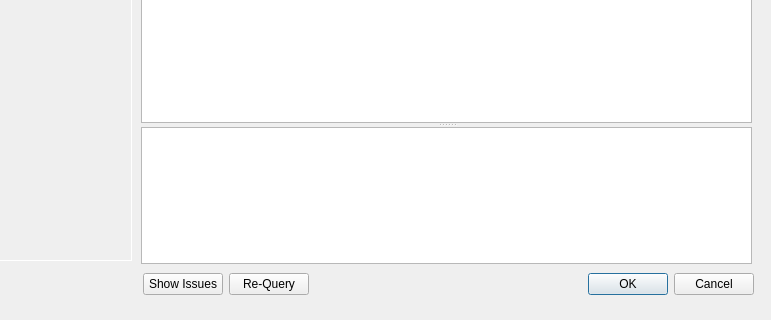
The window that volumeselectionwindow.ui (comictagger/comictagger) describes before a commit, drawn with Qt 5; both pictures show x 129 to 900 and y 160 to 480 of the 900 by 480 pixel window.
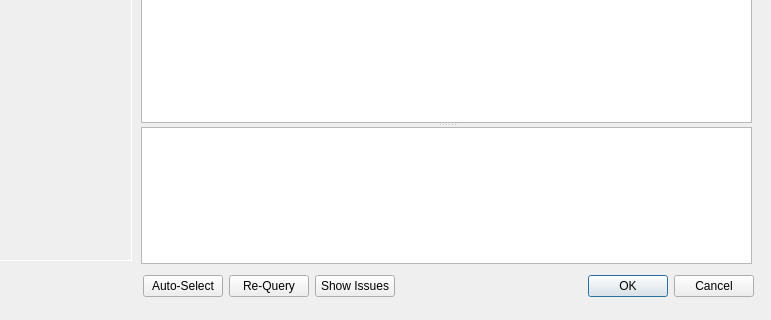
The same window after the commit.

Commit message: Added use of IssueIdentifier in the GUI

```diff
--- a/volumeselectionwindow.ui
+++ b/volumeselectionwindow.ui
@@ -44,14 +44,14 @@
      <x>272</x>
      <y>430</y>
      <width>611</width>
-     <height>29</height>
+     <height>32</height>
     </rect>
    </property>
    <layout class="QHBoxLayout" name="horizontalLayout">
     <item>
-     <widget class="QPushButton" name="btnIssues">
+     <widget class="QPushButton" name="btnAutoSelect">
       <property name="text">
-       <string>Show Issues</string>
+       <string>Auto-Select</string>
       </property>
      </widget>
     </item>
@@ -62,6 +62,13 @@
       </property>
      </widget>
     </item>
+    <item>
+     <widget class="QPushButton" name="btnIssues">
+      <property name="text">
+       <string>Show Issues</string>
+      </property>
+     </widget>
+    </item>
     <item>
      <widget class="QDialogButtonBox" name="buttonBox">
       <property name="orientation">
```
The commit also changes 4 other files.
